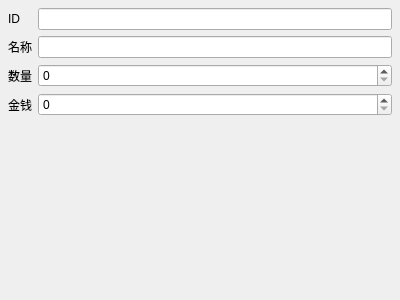
The window that ui/components/mail/stackable_form.ui (evrins/dnf-gm-tool) describes before a commit, drawn with Qt 5.
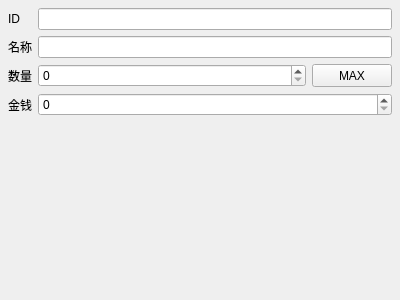
The same window after the commit.

Commit message: feat: add set max button in mail stackable form

```diff
--- a/ui/components/mail/stackable_form.ui
+++ b/ui/components/mail/stackable_form.ui
@@ -62,10 +62,47 @@
     </widget>
    </item>
    <item row="2" column="1">
-    <widget class="QSpinBox" name="num_spin_box">
-     <property name="maximum">
-      <number>999999999</number>
-     </property>
+    <widget class="QWidget" name="num_container" native="true">
+     <layout class="QHBoxLayout" name="horizontalLayout_8">
+      <property name="leftMargin">
+       <number>0</number>
+      </property>
+      <property name="topMargin">
+       <number>0</number>
+      </property>
+      <property name="rightMargin">
+       <number>0</number>
+      </property>
+      <property name="bottomMargin">
+       <number>0</number>
+      </property>
+      <item>
+       <widget class="QSpinBox" name="num_spin_box">
+        <property name="sizePolicy">
+         <sizepolicy hsizetype="Expanding" vsizetype="Preferred">
+          <horstretch>0</horstretch>
+          <verstretch>0</verstretch>
+         </sizepolicy>
+        </property>
+        <property name="maximum">
+         <number>999999999</number>
+        </property>
+       </widget>
+      </item>
+      <item>
+       <widget class="QPushButton" name="max_btn">
+        <property name="sizePolicy">
+         <sizepolicy hsizetype="Minimum" vsizetype="Preferred">
+          <horstretch>0</horstretch>
+          <verstretch>0</verstretch>
+         </sizepolicy>
+        </property>
+        <property name="text">
+         <string>MAX</string>
+        </property>
+       </widget>
+      </item>
+     </layout>
     </widget>
    </item>
    <item row="3" column="0">
```
The commit also changes 3 other files.
